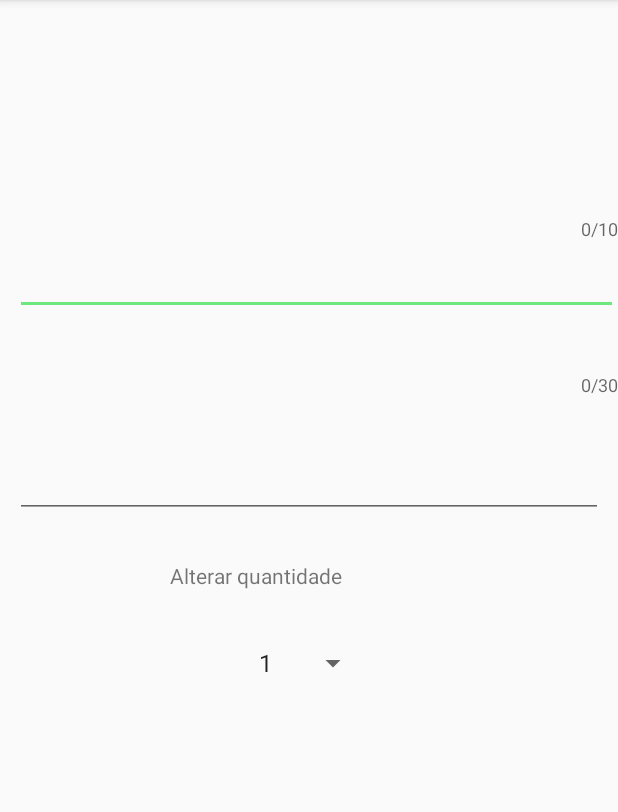
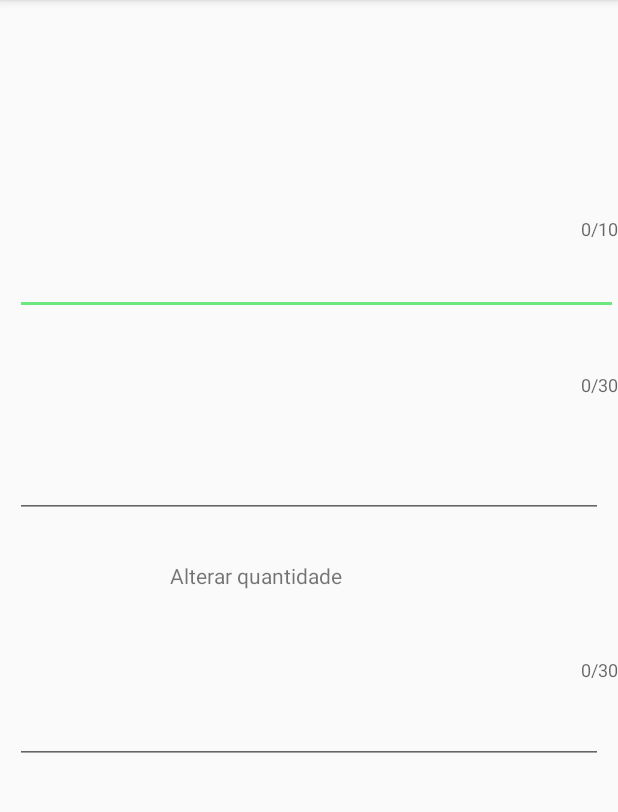
Before and after one commit to rbkrebs/MarketList, an Android app: the AlteraItemCompra screen opened directly, with no data from a screen before it, on a phone screen of 412 x 824 dp, the part 84-896 px from its top. Run offline under Robolectric (Android 15) with nearby library versions, the phone set to English and light mode, and no system bars.

```diff
--- a/src/main/java/com/example/marketlist/activities/AlteraItemCompra.java
+++ b/src/main/java/com/example/marketlist/activities/AlteraItemCompra.java
@@ -16,6 +16,7 @@ import android.widget.Toast;
 
 import com.example.marketlist.R;
 import com.example.marketlist.fragments.FormItemFragment;
+import com.example.marketlist.model.ItemComprado;
 import com.example.marketlist.model.ListaProvisoria;
 import com.google.android.material.snackbar.Snackbar;
 
@@ -28,8 +29,8 @@ public class AlteraItemCompra extends AppCompatActivity implements AdapterView.O
         setContentView(R.layout.activity_altera_item_compra);
 
         Intent intent = getIntent();
-        ListaProvisoria listaProvisoria = (ListaProvisoria) intent.getSerializableExtra("item");
-        FormItemFragment formItemFragment =  FormItemFragment.novaInstancia(listaProvisoria);
+        ItemComprado itemComprado = (ItemComprado) intent.getSerializableExtra("item");
+        FormItemFragment formItemFragment =  FormItemFragment.novaInstancia(itemComprado);
         FragmentManager fm = getSupportFragmentManager();
         FragmentTransaction ft = fm.beginTransaction();
         ft.replace(R.id.altera_itens,formItemFragment, FormItemFragment.TAG_DETALHE);
--- a/src/main/java/com/example/marketlist/activities/ListaMercado.java
+++ b/src/main/java/com/example/marketlist/activities/ListaMercado.java
@@ -14,6 +14,7 @@ import android.widget.Button;
 import com.example.marketlist.adapters.Adapter;
 import com.example.marketlist.R;
 import com.example.marketlist.fragments.ListaFragment;
+import com.example.marketlist.model.ItemComprado;
 import com.example.marketlist.model.ListaProvisoria;
 
 public class ListaMercado extends AppCompatActivity implements Adapter.ListaProvisoriaListener {
@@ -28,11 +29,10 @@ public class ListaMercado extends AppCompatActivity implements Adapter.ListaProv
     }
 
     @Override
-    public void onClickItem(ListaProvisoria listaProvisoria) {
+    public void onClickItem(ItemComprado itemComprado) {
         Intent intent = new Intent(this, AlteraItemCompra.class);
-        intent.putExtra("item", listaProvisoria);
+        intent.putExtra("item", itemComprado);
         intent.setFlags(Intent.FLAG_ACTIVITY_NEW_TASK);
-        Log.d("onclickListaMercado", String.valueOf(listaProvisoria));
         this.startActivity(intent);
 
     }
--- a/src/main/java/com/example/marketlist/activities/MainActivity.java
+++ b/src/main/java/com/example/marketlist/activities/MainActivity.java
@@ -47,7 +47,9 @@ public class MainActivity extends AppCompatActivity  {
                 sobre.setMensagem("Sou um técnico de laboratório em transição de carreira.");
                 sobre.setGithub("https://github.com/rbkrebs/MarketList");
                 sobre.setLinkedin("https://www.linkedin.com/in/romulo-krebs/");
+
                 if (sobreDao.getSobre() == null){
+
                     sobreDao.insert(sobre);
                     return sobre.getId();
                 }
--- a/src/main/java/com/example/marketlist/dao/SobreDAO.java
+++ b/src/main/java/com/example/marketlist/dao/SobreDAO.java
@@ -1,6 +1,7 @@
 package com.example.marketlist.dao;
 
 import androidx.room.Dao;
+import androidx.room.Delete;
 import androidx.room.Insert;
 import androidx.room.Query;
 
@@ -17,6 +18,9 @@ public interface SobreDAO {
     @Insert(onConflict = REPLACE)
     public void insert(Sobre sobre);
 
+    @Delete
+    public void deleteSobre(Sobre sobre);
+
 
 
 
--- a/src/main/java/com/example/marketlist/fragments/FormItemFragment.java
+++ b/src/main/java/com/example/marketlist/fragments/FormItemFragment.java
@@ -17,6 +17,7 @@ import android.widget.Toast;
 import com.example.marketlist.R;
 import com.example.marketlist.activities.MainActivity;
 import com.example.marketlist.adapters.Adapter;
+import com.example.marketlist.model.ItemComprado;
 import com.example.marketlist.model.ListaProvisoria;
 import com.google.android.material.snackbar.Snackbar;
 import com.google.android.material.textfield.TextInputEditText;
@@ -30,12 +31,14 @@ public class FormItemFragment extends Fragment {
     private TextInputEditText itemTextInput;
     private TextInputLayout observacaoLabel;
     private TextInputEditText observacaoInput;
-    private ListaProvisoria itemLista;
+    private TextInputEditText quantidadeInput;
+    private TextInputLayout quantidadeLabel;
+    private ItemComprado itemLista;
 
-    public static FormItemFragment novaInstancia(ListaProvisoria listaProvisoria){
+    public static FormItemFragment novaInstancia(ItemComprado itemComprado){
 
         Bundle parametros = new Bundle();
-        parametros.putSerializable("item", listaProvisoria);
+        parametros.putSerializable("item", itemComprado);
         FormItemFragment fragment = new FormItemFragment();
         fragment.setArguments(parametros);
         return fragment;
@@ -53,7 +56,7 @@ public class FormItemFragment extends Fragment {
         super.onCreate(savedInstanceState);
 
         try{
-            itemLista = (ListaProvisoria) getArguments().getSerializable("item");
+            itemLista = (ItemComprado) getArguments().getSerializable("item");
         }catch (NullPointerException e){
             itemLista = null;
         }
@@ -76,14 +79,19 @@ public class FormItemFragment extends Fragment {
         observacaoLabel = layout.findViewById(R.id.editObservacaoLabel);
         observacaoInput = layout.findViewById(R.id.editObservacao);
 
+        quantidadeInput = layout.findViewById(R.id.editQuantidade);
+        quantidadeLabel = layout.findViewById(R.id.editQuantidadeLabel);
+/*
         Spinner spinner = layout.findViewById(R.id.spinnerQuantidadeItem);
-        spinner.setSelection(0,false);
+        spinner.setSelection(0,false);*/
 
         if(itemLista != null){
 
-            itemTextInput.setText(itemLista.getNomeProduto());
-            observacaoInput.setText(itemLista.getObservacoes());
-            spinner.setSelection(itemLista.getQuantidade()-1);
+            itemTextInput.setText(itemLista.getDescricao());
+            observacaoInput.setText(itemLista.getUnidade());
+            quantidadeInput.setText(String.valueOf(itemLista.getQuantidade()));
+
+           // spinner.setSelection(itemLista.getQuantidade()-1);
 
         }
         Button btnSalvar = layout.findViewById(R.id.btnSalvar);
--- a/src/main/res/layout/fragment_form_item.xml
+++ b/src/main/res/layout/fragment_form_item.xml
@@ -76,7 +76,21 @@
         app:layout_constraintStart_toStartOf="parent"
         app:layout_constraintTop_toTopOf="parent" />
 
-    <Spinner
+    <com.google.android.material.textfield.TextInputLayout
+        android:id="@+id/editQuantidadeLabel"
+        android:layout_width="match_parent"
+        android:layout_height="wrap_content"
+        app:counterEnabled="true"
+        app:counterMaxLength="30"
+        app:errorEnabled="true"
+        app:layout_constraintBottom_toBottomOf="parent"
+        app:layout_constraintEnd_toEndOf="parent"
+        app:layout_constraintHorizontal_bias="0.0"
+        app:layout_constraintStart_toStartOf="parent"
+        app:layout_constraintTop_toTopOf="parent"
+        app:layout_constraintVertical_bias="0.583" />
+
+    <!--<Spinner
         android:id="@+id/spinnerQuantidadeItem"
         android:layout_width="wrap_content"
         android:layout_height="wrap_content"
@@ -86,7 +100,23 @@
         app:layout_constraintHorizontal_bias="0.498"
         app:layout_constraintStart_toStartOf="parent"
         app:layout_constraintTop_toTopOf="parent"
-        app:layout_constraintVertical_bias="0.578" />
+        app:layout_constraintVertical_bias="0.578" />-->
+
+    <com.google.android.material.textfield.TextInputEditText
+        android:id="@+id/editQuantidade"
+        android:layout_width="match_parent"
+        android:layout_height="45dp"
+        android:layout_marginStart="@dimen/margem_crud"
+        android:layout_marginLeft="@dimen/margem_crud"
+        android:layout_marginEnd="@dimen/margem_crud"
+        android:layout_marginRight="@dimen/margem_crud"
+        android:inputType="text"
+        app:layout_constraintBottom_toBottomOf="parent"
+        app:layout_constraintEnd_toEndOf="parent"
+        app:layout_constraintHorizontal_bias="1.0"
+        app:layout_constraintStart_toStartOf="parent"
+        app:layout_constraintTop_toTopOf="parent"
+        app:layout_constraintVertical_bias="0.642" />
 
     <Button
         android:id="@+id/btnSalvar"
```
Also changed, not shown: src/main/java/com/example/marketlist/activities/QRCode.java (+6 -13 lines), src/main/java/com/example/marketlist/adapters/Adapter.java (+8 -7 lines), src/main/java/com/example/marketlist/fragments/ListaFragment.java (+39 -4 lines), src/main/java/com/example/marketlist/model/ItemComprado.java (+16 -2 lines), src/main/res/layout/fragment_lista.xml (+4 -4 lines).
